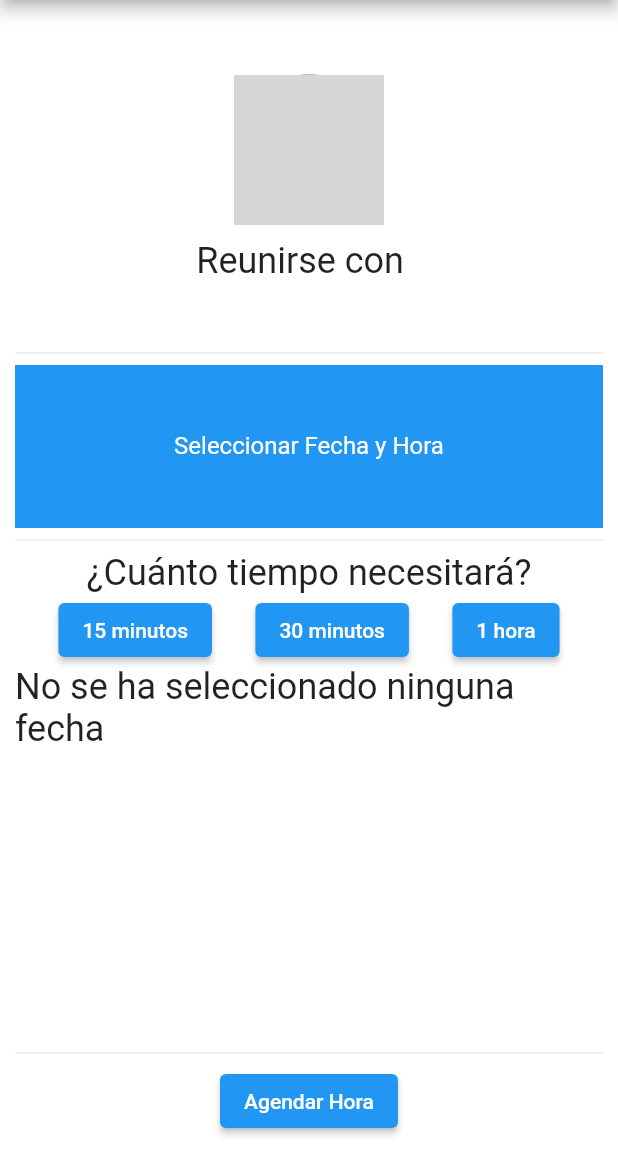
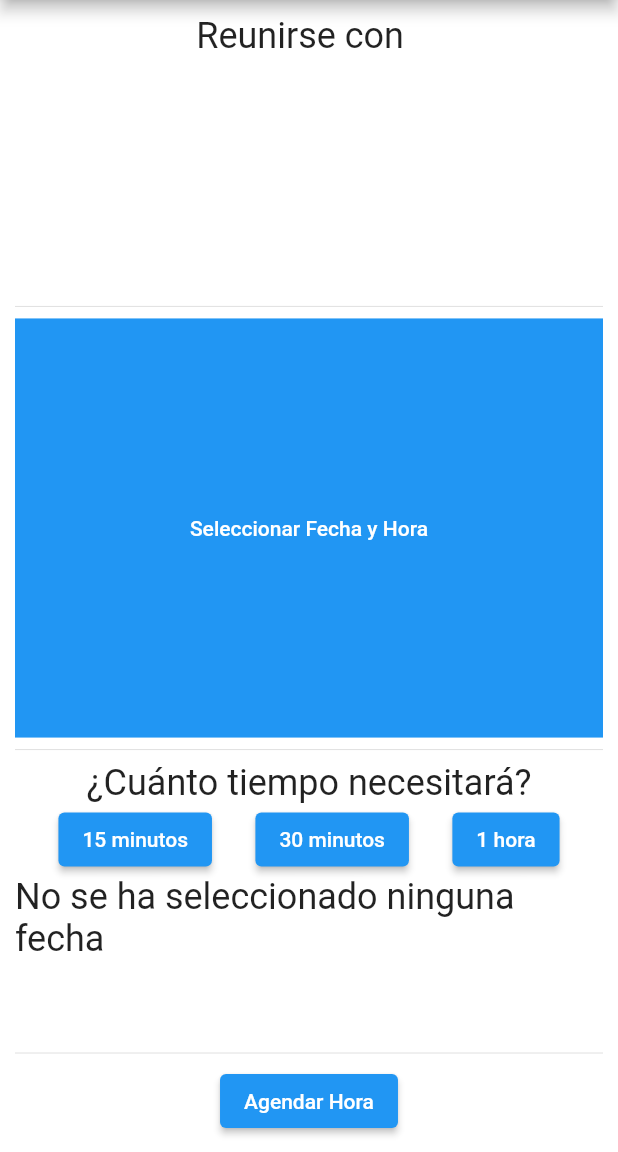
Before and after one commit to DeuxMachin/TI3_2023, a Flutter app: the PagCalendario screen opened by its route, after a tap on "Agendar Hora", on a phone screen of 412 x 824 dp, the part 84-1236 px from its top. Run offline on Flutter 3.47's test engine with Material 2 defaults, Android fonts, the phone set to English and light mode, and no system bars; our stand-ins replace chat_bubbles, cloud_firestore, firebase_auth, firebase_core, google_sign_in, googleapis_auth; missing offline and left inert: googleapis; accounts and stored records are empty; grey boxes are pictures that could not be loaded.

Commit message:
Revert "Mejoras en Front End"
This reverts commit 22161d7f1829100555fe05fa427c71e2a848e04a.

```diff
--- a/appcedid/lib/screens/agendar.dart
+++ b/appcedid/lib/screens/agendar.dart
@@ -50,12 +50,6 @@ class _AgendarPageState extends State<AgendarPage> {
               child: Column(
                 mainAxisAlignment: MainAxisAlignment.center,
                 children: [
-                  CircleAvatar(
-                    radius: 50,
-                    backgroundImage: NetworkImage(
-                        'https://cdn.britannica.com/85/205685-050-24677990/Ryan-Reynolds-2011.jpg'),
-                  ),
-                  SizedBox(height: 10),
                   Text(
                     selectedAsesor != null
                         ? '${selectedAsesor!['Nombre']} ${selectedAsesor!['Apellidos']}'
@@ -187,7 +181,7 @@ class PagCalendario extends StatefulWidget {
 class _PagCalendarioState extends State<PagCalendario> {
   DateTime? _date;
   Duration _duration = Duration(minutes: 15);
-  final currentUser = FirebaseAuth.instance.currentUser!;
+  final currentUser = FirebaseAuth.instance.currentUser;
   final FirebaseFirestore firestore = FirebaseFirestore.instance;
   final GoogleSignIn googleSignIn = GoogleSignIn(
     scopes: [
@@ -248,14 +242,7 @@ class _PagCalendarioState extends State<PagCalendario> {
             Expanded(
               flex: 2,
               child: Column(
-                mainAxisAlignment: MainAxisAlignment.center,
                 children: [
-                  CircleAvatar(
-                    radius: 50,
-                    backgroundImage: NetworkImage(
-                        'https://cdn.britannica.com/85/205685-050-24677990/Ryan-Reynolds-2011.jpg'),
-                  ),
-                  SizedBox(height: 10),
                   Text(
                     'Reunirse con ${widget.nombre} ${widget.apellidos}',
                     style: TextStyle(fontSize: 24),
@@ -266,9 +253,15 @@ class _PagCalendarioState extends State<PagCalendario> {
             Divider(),
             // Middle section
             Expanded(
-              flex: 1,
-              child: GestureDetector(
-                onTap: () async {
+              flex: 3,
+              child: Container(
+                color: Colors.blue, // Placeholder for the calendar
+                child: Center(
+                  child: Container(
+                    width: 200.0, // Set your desired width
+                    height: 50.0, // Set your desired height
+                    child: TextButton(
+                      onPressed: () async {
                         final date = await showDatePicker(
                           context: context,
                           initialDate: DateTime.now(),
@@ -293,16 +286,9 @@ class _PagCalendarioState extends State<PagCalendario> {
                           }
                         }
                       },
-                child: Container(
-                  color: Colors.blue, // Placeholder for the calendar
-                  child: Center(
-                    child: Container(
-                      width: 200.0, // Adjusted width
-                      height: 20.0, // Adjusted height
                       child: Text(
                         'Seleccionar Fecha y Hora',
-                        style: TextStyle(color: Colors.white, fontSize: 16),
-                        textAlign: TextAlign.center,
+                        style: TextStyle(color: Colors.white),
                       ),
                     ),
                   ),
@@ -312,7 +298,7 @@ class _PagCalendarioState extends State<PagCalendario> {
             Divider(),
             // Bottom section
             Expanded(
-              flex: 3,
+              flex: 2,
               child: Column(
                 children: <Widget>[
                   Text(
@@ -350,7 +336,7 @@ class _PagCalendarioState extends State<PagCalendario> {
                   ),
                   Text(
                     _date != null
-                        ? 'Fecha seleccionada: ${_date!.day}/${_date!.month}/${_date!.year}\nHora de la reunión: ${_date!.hour}:${_date!.minute.toString().padLeft(2, '0')}\nDuración de la reunión: ${_duration.inHours} horas y ${_duration.inMinutes.remainder(60)} minutos'
+                        ? 'Fecha seleccionada: $_date Duración de la reunión: $_duration'
                         : 'No se ha seleccionado ninguna fecha',
                     style: TextStyle(fontSize: 24),
                   ),
@@ -406,7 +392,9 @@ class _PagCalendarioState extends State<PagCalendario> {
                       if (!isOverlap) {
                         // Add the event to Firestore
                         event.attendees = [
-                          gcal.EventAttendee(email: widget.correo),
+                          gcal.EventAttendee(
+                              email: widget
+                                  .correo), // Add the asesor's email as an attendee
                         ];
                         await calendar.events.insert(event, 'primary');
 
```
Lines whose indentation alone changed are shown as unchanged.
